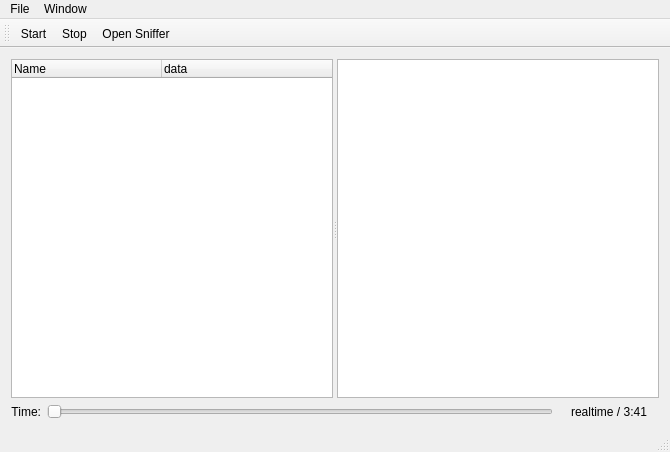
The window that MainWindow.ui (cetic/foren6-gui-qt) describes before a commit, drawn with Qt 5.
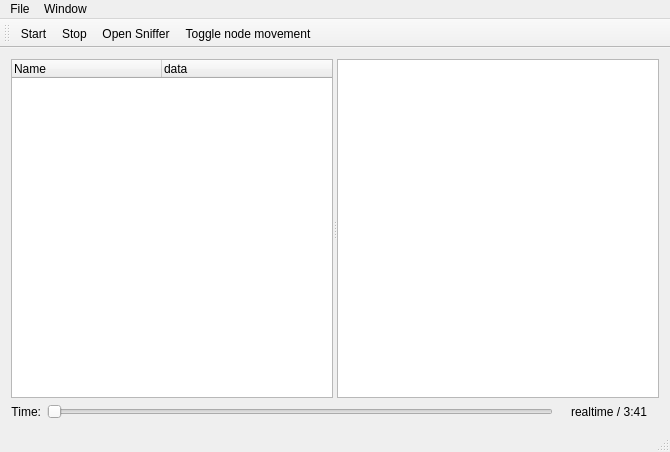
The same window after the commit. Icons and pictures are not drawn.

Commit message: Added a button to toggle node animation

What changed in the file:
```diff
--- a/MainWindow.ui
+++ b/MainWindow.ui
@@ -130,6 +130,7 @@
    <addaction name="actionStart"/>
    <addaction name="actionStop"/>
    <addaction name="actionOpenSniffer"/>
+   <addaction name="actionToggleNodeMovement"/>
   </widget>
   <widget class="QStatusBar" name="statusBar"/>
   <action name="actionStart">
@@ -169,6 +170,11 @@
     <string>New Information Window</string>
    </property>
   </action>
+  <action name="actionToggleNodeMovement">
+   <property name="text">
+    <string>Toggle node movement</string>
+   </property>
+  </action>
  </widget>
  <layoutdefault spacing="6" margin="11"/>
  <resources>
```
The commit also changes 7 other files.
